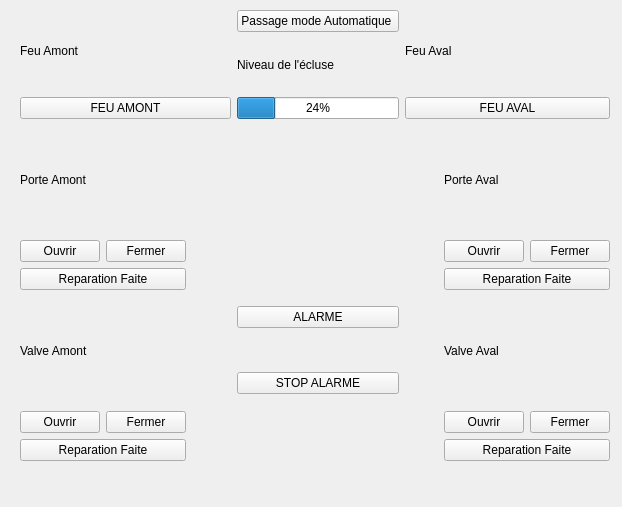
Old version of the form expert.ui in the repository Alpam/Ecluse.
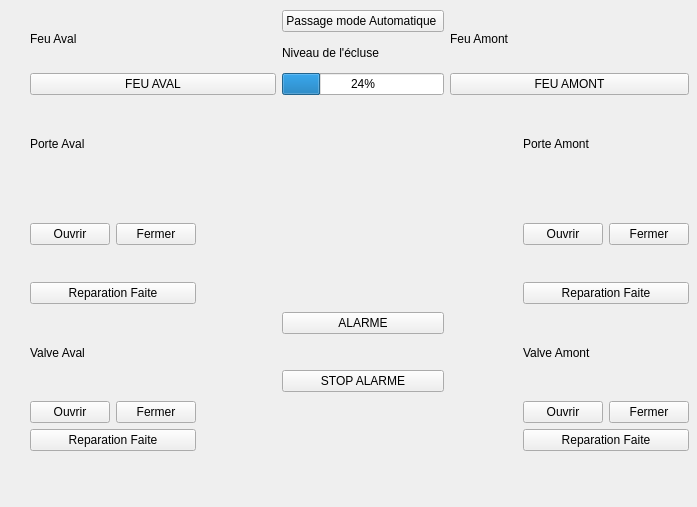
New version of the form.

```diff
--- a/expert.ui
+++ b/expert.ui
@@ -6,7 +6,7 @@
    <rect>
     <x>0</x>
     <y>0</y>
-    <width>622</width>
+    <width>697</width>
     <height>507</height>
    </rect>
   </property>
@@ -16,38 +16,31 @@
   <widget class="QWidget" name="gridLayoutWidget">
    <property name="geometry">
     <rect>
-     <x>20</x>
+     <x>30</x>
      <y>10</y>
-     <width>590</width>
-     <height>451</height>
+     <width>659</width>
+     <height>441</height>
     </rect>
    </property>
    <layout class="QGridLayout" name="gridLayout">
     <item row="3" column="6">
      <layout class="QGridLayout" name="gridLayout_6">
-      <item row="0" column="0">
-       <widget class="QPushButton" name="pAvOnOff">
-        <property name="text">
-         <string>Ouvrir</string>
-        </property>
-       </widget>
-      </item>
-      <item row="0" column="1">
-       <widget class="QPushButton" name="pAvOff">
+      <item row="0" column="1" rowspan="2">
+       <widget class="QPushButton" name="pAvOff_2">
         <property name="text">
          <string>Fermer</string>
         </property>
        </widget>
       </item>
+      <item row="0" column="0" rowspan="2">
+       <widget class="QPushButton" name="pAmOnOff">
+        <property name="text">
+         <string>Ouvrir</string>
+        </property>
+       </widget>
+      </item>
      </layout>
     </item>
-    <item row="6" column="1">
-     <widget class="QLabel" name="label_3">
-      <property name="text">
-       <string>Valve Amont</string>
-      </property>
-     </widget>
-    </item>
     <item row="5" column="4" rowspan="3">
      <layout class="QGridLayout" name="gridLayout_2">
       <item row="0" column="0">
@@ -66,20 +59,6 @@
       </item>
      </layout>
     </item>
-    <item row="1" column="1">
-     <widget class="QLabel" name="label">
-      <property name="text">
-       <string>Porte Amont</string>
-      </property>
-     </widget>
-    </item>
-    <item row="1" column="6">
-     <widget class="QLabel" name="label_2">
-      <property name="text">
-       <string>Porte Aval</string>
-      </property>
-     </widget>
-    </item>
     <item row="0" column="4">
      <layout class="QGridLayout" name="gridLayout_8">
       <item row="2" column="0">
@@ -109,34 +88,6 @@
       </item>
      </layout>
     </item>
-    <item row="6" column="6">
-     <widget class="QLabel" name="label_4">
-      <property name="text">
-       <string>Valve Aval</string>
-      </property>
-     </widget>
-    </item>
-    <item row="12" column="6">
-     <widget class="QPushButton" name="boutonRepareValveAv">
-      <property name="text">
-       <string>Reparation Faite</string>
-      </property>
-     </widget>
-    </item>
-    <item row="5" column="6">
-     <widget class="QPushButton" name="boutonReparePorteAv">
-      <property name="text">
-       <string>Reparation Faite</string>
-      </property>
-     </widget>
-    </item>
-    <item row="5" column="1">
-     <widget class="QPushButton" name="boutonReparePorteAm">
-      <property name="text">
-       <string>Reparation Faite</string>
-      </property>
-     </widget>
-    </item>
     <item row="6" column="5">
      <spacer name="horizontalSpacer_2">
       <property name="orientation">
@@ -163,34 +114,9 @@
       </property>
      </spacer>
     </item>
-    <item row="12" column="1">
-     <widget class="QPushButton" name="boutonRepareValveAm">
-      <property name="text">
-       <string>Reparation Faite</string>
-      </property>
-     </widget>
-    </item>
     <item row="0" column="1" colspan="3">
      <layout class="QGridLayout" name="gridLayout_3">
       <item row="0" column="0">
-       <widget class="QLabel" name="label_5">
-        <property name="text">
-         <string>Feu Amont</string>
-        </property>
-       </widget>
-      </item>
-      <item row="1" column="0">
-       <widget class="QPushButton" name="boutonFeuAmont">
-        <property name="text">
-         <string>FEU AMONT</string>
-        </property>
-       </widget>
-      </item>
-     </layout>
-    </item>
-    <item row="0" column="5" colspan="2">
-     <layout class="QGridLayout" name="gridLayout_4">
-      <item row="0" column="0">
        <widget class="QLabel" name="label_6">
         <property name="text">
          <string>Feu Aval</string>
@@ -206,19 +132,37 @@
       </item>
      </layout>
     </item>
+    <item row="0" column="5" colspan="2">
+     <layout class="QGridLayout" name="gridLayout_4">
+      <item row="1" column="0">
+       <widget class="QPushButton" name="boutonFeuAmont">
+        <property name="text">
+         <string>FEU AMONT</string>
+        </property>
+       </widget>
+      </item>
+      <item row="0" column="0">
+       <widget class="QLabel" name="label_5">
+        <property name="text">
+         <string>Feu Amont</string>
+        </property>
+       </widget>
+      </item>
+     </layout>
+    </item>
     <item row="7" column="6">
      <layout class="QGridLayout" name="gridLayout_10">
       <item row="0" column="1">
-       <widget class="QPushButton" name="vAmOff">
+       <widget class="QPushButton" name="vAvOn">
         <property name="text">
-         <string>Fermer</string>
+         <string>Ouvrir</string>
         </property>
        </widget>
       </item>
-      <item row="0" column="0">
-       <widget class="QPushButton" name="vAmOn">
+      <item row="0" column="2">
+       <widget class="QPushButton" name="vAvOff">
         <property name="text">
-         <string>Ouvrir</string>
+         <string>Fermer</string>
         </property>
        </widget>
       </item>
@@ -226,17 +170,17 @@
     </item>
     <item row="3" column="1">
      <layout class="QGridLayout" name="gridLayout_5">
-      <item row="0" column="0" rowspan="2">
-       <widget class="QPushButton" name="pAmOnOff">
+      <item row="0" column="1" rowspan="2">
+       <widget class="QPushButton" name="pAvOff">
         <property name="text">
-         <string>Ouvrir</string>
+         <string>Fermer</string>
         </property>
        </widget>
       </item>
-      <item row="0" column="1" rowspan="2">
-       <widget class="QPushButton" name="pAvOff_2">
+      <item row="0" column="0" rowspan="2">
+       <widget class="QPushButton" name="pAvOnOff">
         <property name="text">
-         <string>Fermer</string>
+         <string>Ouvrir</string>
         </property>
        </widget>
       </item>
@@ -244,22 +188,78 @@
     </item>
     <item row="7" column="1">
      <layout class="QGridLayout" name="gridLayout_7">
+      <item row="0" column="2">
+       <widget class="QPushButton" name="vAmOff">
+        <property name="text">
+         <string>Fermer</string>
+        </property>
+       </widget>
+      </item>
       <item row="0" column="0">
-       <widget class="QPushButton" name="vAvOn">
+       <widget class="QPushButton" name="vAmOn">
         <property name="text">
          <string>Ouvrir</string>
         </property>
        </widget>
       </item>
-      <item row="0" column="1">
-       <widget class="QPushButton" name="vAvOff">
-        <property name="text">
-         <string>Fermer</string>
-        </property>
-       </widget>
-      </item>
      </layout>
     </item>
+    <item row="1" column="1">
+     <widget class="QLabel" name="label_2">
+      <property name="text">
+       <string>Porte Aval</string>
+      </property>
+     </widget>
+    </item>
+    <item row="1" column="6">
+     <widget class="QLabel" name="label">
+      <property name="text">
+       <string>Porte Amont</string>
+      </property>
+     </widget>
+    </item>
+    <item row="5" column="1">
+     <widget class="QPushButton" name="boutonReparePorteAv">
+      <property name="text">
+       <string>Reparation Faite</string>
+      </property>
+     </widget>
+    </item>
+    <item row="5" column="6">
+     <widget class="QPushButton" name="boutonReparePorteAm">
+      <property name="text">
+       <string>Reparation Faite</string>
+      </property>
+     </widget>
+    </item>
+    <item row="6" column="6">
+     <widget class="QLabel" name="label_3">
+      <property name="text">
+       <string>Valve Amont</string>
+      </property>
+     </widget>
+    </item>
+    <item row="6" column="1">
+     <widget class="QLabel" name="label_4">
+      <property name="text">
+       <string>Valve Aval</string>
+      </property>
+     </widget>
+    </item>
+    <item row="12" column="1">
+     <widget class="QPushButton" name="boutonRepareValveAv">
+      <property name="text">
+       <string>Reparation Faite</string>
+      </property>
+     </widget>
+    </item>
+    <item row="12" column="6">
+     <widget class="QPushButton" name="boutonRepareValveAm">
+      <property name="text">
+       <string>Reparation Faite</string>
+      </property>
+     </widget>
+    </item>
    </layout>
   </widget>
  </widget>
```
